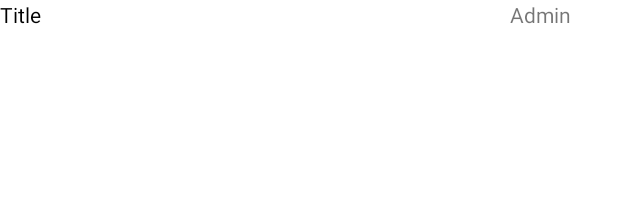
After one commit to AlexT-UB/ActuallyUsefulNotes, an Android app: the layout group_list.xml on its own in the app's theme, with its tools: preview values and no code run, on a phone screen of 412 x 824 dp. The commit adds this screen. Shown: the top 197 px of the screen. Run offline under Robolectric (Android 15) with nearby library versions, the phone set to English and light mode, and no system bars.

Commit message:
Finishing implementing GroupAdapter

```diff
--- a/app/src/main/java/com/example/actuallyusefulnotes/View/AddGroup.java
+++ b/app/src/main/java/com/example/actuallyusefulnotes/View/AddGroup.java
@@ -18,8 +18,7 @@ public class AddGroup extends AppCompatActivity {
         setContentView(R.layout.editar_grupo);
         FloatingActionButton bt_Ok = findViewById(R.id.fab_Ok_Groups);
         bt_Ok.setOnClickListener((v -> {
-            Intent intent = new Intent(AddGroup.this, MainActivity.class);
-            startActivity(intent);
+            finish();
         }));
     }
 }
--- a/app/src/main/java/com/example/actuallyusefulnotes/View/AddNote.java
+++ b/app/src/main/java/com/example/actuallyusefulnotes/View/AddNote.java
@@ -52,7 +52,7 @@ public class AddNote extends AppCompatActivity {
 
                 documentReference.set(note);
                 Toast.makeText(AddNote.this, "Guardado", Toast.LENGTH_SHORT).show();
-                return;
+                finish();
             }
         });
     }
--- a/app/src/main/java/com/example/actuallyusefulnotes/View/NoteAdapter.java
+++ b/app/src/main/java/com/example/actuallyusefulnotes/View/NoteAdapter.java
@@ -5,7 +5,7 @@ import android.view.ViewGroup;
 
 import androidx.annotation.NonNull;
 import androidx.recyclerview.widget.RecyclerView;
-import androidx.recyclerview.widget.RecyclerView.ViewHolder;
+
 import android.view.LayoutInflater;
 import android.view.View;
 import android.widget.TextView;
@@ -13,7 +13,6 @@ import android.widget.TextView;
 import com.example.actuallyusefulnotes.Model.Note;
 import com.example.actuallyusefulnotes.R;
 
-import java.util.ArrayList;
 import java.util.List;
 
 public class NoteAdapter extends RecyclerView.Adapter<NoteAdapter.ViewHolder> {
--- a/app/src/main/res/layout/activity_main_recycler_view.xml
+++ b/app/src/main/res/layout/activity_main_recycler_view.xml
@@ -17,7 +17,7 @@
       tools:text="Note Title Here" />
 
   <TextView
-      android:id="@+id/textView"
+      android:id="@+id/TextTitle"
       android:layout_width="wrap_content"
       android:layout_height="wrap_content"
       android:layout_marginStart="25dp"
--- /dev/null
+++ b/app/src/main/res/layout/group_list.xml
@@ -0,0 +1,23 @@
+<?xml version="1.0" encoding="utf-8"?>
+<LinearLayout xmlns:android="http://schemas.android.com/apk/res/android"
+    android:layout_width="match_parent"
+    android:layout_height="wrap_content"
+    android:orientation="horizontal">
+
+    <TextView
+        android:id="@+id/TextTitle"
+        android:layout_width="300dp"
+        android:layout_height="25dp"
+        android:layout_gravity="center"
+        android:text="Title"
+        android:textColor="#000" />
+
+    <TextView
+        android:id="@+id/TextAdmin"
+        android:layout_width="fill_parent"
+        android:layout_height="25dp"
+        android:layout_marginStart="40dp"
+        android:layout_marginLeft="40dp"
+        android:layout_weight="1"
+        android:text="Admin" />
+</LinearLayout>
```
Also changed, not shown: app/src/main/java/com/example/actuallyusefulnotes/Model/Group.java (+13 -3 lines), app/src/main/java/com/example/actuallyusefulnotes/View/GroupAdapter.java (added, +46 -0 lines), app/src/main/java/com/example/actuallyusefulnotes/View/MainActivity.java (+26 -21 lines), app/src/main/res/layout/activity_main.xml (+7 -0 lines), 2 other files.
